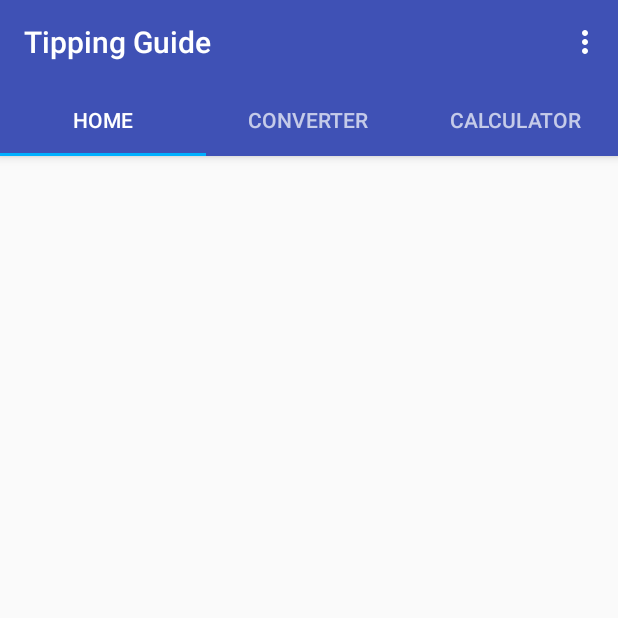
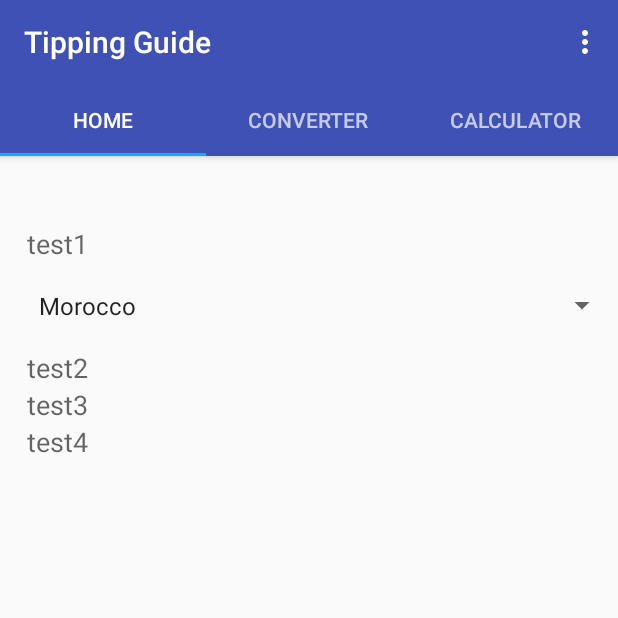
Before and after one commit to bigTimeBrad/TipGuide, an Android app: the screen it shows after launch (MainActivity), on a phone screen of 412 x 824 dp, the top half of it. Run offline under Robolectric (Android 15) with nearby library versions, the phone set to English and light mode, and no system bars; our stand-ins replace Firebase (no records; nobody signed in at launch, a user with empty details on screens opened directly).

Commit message:
Adding connection home fragment connection to Firebase using MMV.

```diff
--- a/app/src/main/java/com/example/tipguide/CountryRecyclerViewAdapter.java
+++ b/app/src/main/java/com/example/tipguide/CountryRecyclerViewAdapter.java
@@ -15,8 +15,7 @@ import com.example.tipguide.model.CountryModel;
 import java.util.ArrayList;
 import java.util.List;
 
-public class CountryRecyclerViewAdapter extends RecyclerView.Adapter<CountryRecyclerViewAdapter.ViewHolder>
-{
+public class CountryRecyclerViewAdapter extends RecyclerView.Adapter<CountryRecyclerViewAdapter.ViewHolder> {
     private List<CountryModel> country;
     private final HomeFragment.OnListFragmentInteractionListener mListener;
 
@@ -27,7 +26,6 @@ public class CountryRecyclerViewAdapter extends RecyclerView.Adapter<CountryRecy
         this.mListener = listener;
 
     }
-
 
     @NonNull
     @Override
@@ -46,10 +44,10 @@ public class CountryRecyclerViewAdapter extends RecyclerView.Adapter<CountryRecy
 
     }
 
-   @Override
+    @Override
     public int getItemCount() {
 
-        if(country != null) {
+        if (country != null) {
             return country.size();
         } else {
             Log.i(TAG, "getItemCount() equals zero");
@@ -70,16 +68,4 @@ public class CountryRecyclerViewAdapter extends RecyclerView.Adapter<CountryRecy
             name = (TextView) view.findViewById(R.id.country);
         }
     }
-
-    public void updateCountryListItems(List<CountryModel> country) {
-        if (country == null) {
-            country = new ArrayList<>();
-        }
-        final CountryDiffCallback diffCallback = new CountryDiffCallback(this.country, country);
-        final DiffUtil.DiffResult diffResult = DiffUtil.calculateDiff(diffCallback);
-
-        this.country.clear();
-        this.country.addAll(country);
-        diffResult.dispatchUpdatesTo(this);
-    }
 }
--- a/app/src/main/java/com/example/tipguide/HomeFragment.java
+++ b/app/src/main/java/com/example/tipguide/HomeFragment.java
@@ -1,51 +1,159 @@
 package com.example.tipguide;
 
 import android.arch.lifecycle.ViewModel;
+import android.content.Context;
 import android.os.Bundle;
+import android.os.Parcelable;
+import android.support.annotation.NonNull;
+import android.support.annotation.Nullable;
 import android.support.v4.app.Fragment;
 import android.support.v7.widget.LinearLayoutManager;
 import android.support.v7.widget.RecyclerView;
+import android.util.Log;
 import android.view.LayoutInflater;
 import android.view.View;
 import android.view.ViewGroup;
+import android.widget.AdapterView;
+import android.widget.ArrayAdapter;
+import android.widget.Button;
+import android.widget.Spinner;
+import android.widget.TextView;
 
 import com.example.tipguide.model.CountryModel;
 import com.example.tipguide.viewmodels.CountryViewModel;
 
 import java.util.ArrayList;
 import java.util.List;
+import java.util.Objects;
 
 public class HomeFragment extends Fragment {
     private CountryRecyclerViewAdapter adapter;
     private CountryViewModel countryViewModel;
     private OnListFragmentInteractionListener mListener;
-
     public static final String ARG_COLUMN_COUNT = "column-count";
     public static final String ARG_DATA_SET = "matches";
     private int mColumnCount = 6;
     private List<CountryModel> mMatches;
+    private View rootView;
+    CountryModel chosenCountry;
+    public String[] val;
+    public String s;
+    TextView textView1;
+    TextView textView2;
+    TextView textView3;
+    TextView textView4;
+    Context context;
+    int countryIndex;
+    private static String TAG = HomeFragment.class.getSimpleName();
+
+    public HomeFragment() {
+    }
+
+    @SuppressWarnings("unused")
+    public static HomeFragment newInstance(int columnCount) {
+        HomeFragment fragment = new HomeFragment();
+        Bundle args = new Bundle();
+        args.putInt(ARG_COLUMN_COUNT, columnCount);
+        fragment.setArguments(args);
+        return fragment;
+    }
 
     @Override
-    public View onCreateView(LayoutInflater inflater, ViewGroup container,
+    public void onAttach(Context context) {
+        super.onAttach(context);
+        this.context = context;
+        if (context instanceof OnListFragmentInteractionListener) {
+            mListener = (OnListFragmentInteractionListener) context;
+        } else {
+            throw new RuntimeException(context.toString()
+                    + " must implement OnListFragmentInteractionListener");
+        }
+        Log.i(TAG, "onAttach()");
+    }
+
+    @Override
+    public void onCreate(@Nullable Bundle savedInstanceState) {
+        super.onCreate(savedInstanceState);
+        if (getArguments() != null) {
+            mColumnCount = getArguments().getInt(ARG_COLUMN_COUNT);
+            mMatches = getArguments().getParcelableArrayList(ARG_DATA_SET);
+        }
+        Log.i(TAG, "onCreate()");
+    }
+
+    @Override
+    public View onCreateView(@NonNull LayoutInflater inflater, ViewGroup container,
                              Bundle savedInstanceState) {
-        RecyclerView recyclerView = (RecyclerView) inflater.inflate(R.layout.recycler_view, container, false);
-
+        rootView = inflater.inflate(R.layout.item_home2, container, false);
+        textView1 = rootView.findViewById(R.id.textView1);
+        textView2 = rootView.findViewById(R.id.textView2);
+        textView3 = rootView.findViewById(R.id.textView3);
+        textView4 = rootView.findViewById(R.id.textView4);
+        Spinner s1 = rootView.findViewById(R.id.spinner1);
+        Spinner s2 = rootView.findViewById(R.id.spinner2);
+        ArrayAdapter<CharSequence> arrayAdapter = ArrayAdapter.createFromResource(
+                Objects.requireNonNull(this.getActivity()), R.array.name2, android.R.layout.simple_spinner_item);
+        arrayAdapter.setDropDownViewResource(android.R.layout.select_dialog_singlechoice);
+        val = getResources().getStringArray(R.array.name2);
+        s1.setAdapter(arrayAdapter);
+        s1.setOnItemSelectedListener(new HomeFragment.spinOne(1));
+        Button b = rootView.findViewById(R.id.button1);
         countryViewModel = new CountryViewModel();
-
-        adapter = new CountryRecyclerViewAdapter(mMatches, mListener);
-
-        recyclerView.setAdapter(adapter);
-        recyclerView.setHasFixedSize(true);
-        recyclerView.setLayoutManager(new LinearLayoutManager(getActivity()));
-
+        // Set the adapter
         countryViewModel.getDataFromViewModel(
-                (ArrayList<CountryModel> country) -> {
-                    adapter.updateCountryListItems(country);
+                (ArrayList<CountryModel> countries) -> {
+                    //CountryRecyclerViewAdapter adapter = new CountryRecyclerViewAdapter(country, mListener);
+                    String country = val[countryIndex];
+                    for (CountryModel model : countries) {
+                        if (model.name.equals(country)) {
+                            chosenCountry = model;
+                            textView2.setText(chosenCountry.restTip);
+                            textView3.setText(chosenCountry.taxiGuideTip);
+                            textView4.setText(chosenCountry.hotelTip);
+                        }
+                    }
                 }
         );
-        return recyclerView;
+        return rootView;
     }
+
     public interface OnListFragmentInteractionListener {
         void onListFragmentInteraction(CountryModel item);
     }
+
+    public class spinOne implements AdapterView.OnItemSelectedListener {
+        int ide;
+        spinOne(int i)
+        {
+            ide =i;
+        }
+        public void onItemSelected(AdapterView<?> parent, View view,
+                                   int index, long id) {
+            if(ide == 1) {
+               countryIndex = index;
+            }
+
+        }
+
+        public void onNothingSelected(AdapterView<?> arg0) {
+            // TODO Auto-generated method stub
+        }
+
+    }
+
+    @Override
+    public void onDetach() {
+        super.onDetach();
+        mListener = null;
+        Log.i(TAG, "onDetach()");
+    }
+
+    @Override
+    public void onDestroy() {
+        super.onDestroy();
+        Log.i(TAG, "onDestroy()");
+    }
+
+
+
 }
--- a/app/src/main/java/com/example/tipguide/MainActivity.java
+++ b/app/src/main/java/com/example/tipguide/MainActivity.java
@@ -11,10 +11,15 @@ import android.support.v7.widget.Toolbar;
 import android.view.Menu;
 import android.view.MenuItem;
 
+import com.example.tipguide.model.CountryModel;
+import com.example.tipguide.viewmodels.CountryViewModel;
+
 import java.util.ArrayList;
 import java.util.List;
 
-public class MainActivity extends AppCompatActivity {
+public class MainActivity extends AppCompatActivity implements HomeFragment.OnListFragmentInteractionListener {
+
+    private CountryViewModel viewModel;
     //This is a test
     @Override
     protected void onCreate(Bundle savedInstanceState) {
@@ -87,4 +92,8 @@ public class MainActivity extends AppCompatActivity {
         }
         return super.onOptionsItemSelected(item);
     }
+    @Override
+    public void onListFragmentInteraction(CountryModel item) {
+        viewModel.updateCountryListItems(item);
+    }
 }
--- a/app/src/main/java/com/example/tipguide/datamodels/CountryDataModel.java
+++ b/app/src/main/java/com/example/tipguide/datamodels/CountryDataModel.java
@@ -14,6 +14,7 @@ import java.util.HashMap;
 import java.util.function.Consumer;
 
 public class CountryDataModel {
+
     private DatabaseReference mDatabase;
     private HashMap<DatabaseReference, ValueEventListener> listeners;
 
@@ -42,10 +43,11 @@ public class CountryDataModel {
     }
 
     //updates person by id
-    public void updateMatchesItemById(CountryModel matches) {
+    public void updateCountryItemById(CountryModel country) {
         DatabaseReference matchesItemsRef = mDatabase.child("countries");
-        matchesItemsRef.child(matches.uid).setValue(matches);
+        matchesItemsRef.child(country.uid).setValue(country);
     }
+
     public void clear() {
         // Clear all the listeners onPause
         listeners.forEach(Query::removeEventListener);
--- a/app/src/main/java/com/example/tipguide/viewmodels/CountryViewModel.java
+++ b/app/src/main/java/com/example/tipguide/viewmodels/CountryViewModel.java
@@ -10,15 +10,14 @@ import com.example.tipguide.model.CountryModel;
 import com.google.firebase.database.DataSnapshot;
 
 public class CountryViewModel {
+
     private CountryDataModel datamodel;
 
     public CountryViewModel() {
-
         datamodel = new CountryDataModel();
     }
 
     public void getDataFromViewModel(Consumer<ArrayList<CountryModel>> resultCallback) {
-
         datamodel.getDataFromDataModel(
                 (DataSnapshot dataSnapshot) -> {
                     ArrayList<CountryModel> arrayOfusers= new ArrayList<>();
@@ -36,7 +35,7 @@ public class CountryViewModel {
     }
     //updates the item in the database
     public void updateCountryListItems(CountryModel country) {
-        datamodel.updateMatchesItemById(country);
+        datamodel.updateCountryItemById(country);
     }
     public void clear() {
         datamodel.clear();
--- /dev/null
+++ b/app/src/main/res/layout/item_home2.xml
@@ -0,0 +1,48 @@
+<?xml version="1.0" encoding="utf-8"?>
+<LinearLayout xmlns:android="http://schemas.android.com/apk/res/android"
+    xmlns:tools="http://schemas.android.com/tools"
+    android:layout_width="match_parent"
+    android:layout_height="wrap_content"
+    android:orientation="vertical"
+    android:paddingTop="150dp"
+    tools:context=".HomeFragment">
+
+    <TextView
+        android:id="@+id/textView1"
+        android:layout_width="match_parent"
+        android:layout_height="wrap_content"
+        android:text="test1"
+        android:paddingStart="18dp"
+        android:textAppearance="?android:attr/textAppearanceMedium" />
+
+    <Spinner
+        android:id="@+id/spinner1"
+        android:layout_width="match_parent"
+        android:layout_height="wrap_content"
+        android:padding="18dp" />
+
+    <TextView
+        android:id="@+id/textView2"
+        android:layout_width="wrap_content"
+        android:layout_height="wrap_content"
+        android:text="test2"
+        android:paddingStart="18dp"
+        android:textAppearance="?android:attr/textAppearanceMedium" />
+
+    <TextView
+        android:id="@+id/textView3"
+        android:layout_width="wrap_content"
+        android:layout_height="wrap_content"
+        android:text="test3"
+        android:paddingStart="18dp"
+        android:textAppearance="?android:attr/textAppearanceMedium" />
+
+    <TextView
+        android:id="@+id/textView4"
+        android:layout_width="wrap_content"
+        android:layout_height="wrap_content"
+        android:text="test4"
+        android:paddingStart="18dp"
+        android:textAppearance="?android:attr/textAppearanceMedium" />
+
+</LinearLayout>
--- a/app/src/main/res/values/strings.xml
+++ b/app/src/main/res/values/strings.xml
@@ -25,6 +25,22 @@
         <item >Australian Dollar</item>
         <item >Singapore Dollar</item>
     </string-array>
+    <string-array name="name2">
+        <item >Morocco</item>
+        <item >Israel</item>
+        <item >Costa Rica</item>
+        <item >India</item>
+        <item >Greece</item>
+        <item >Brazil</item>
+        <item >Canada</item>
+        <item >Mexico</item>
+        <item >Australia</item>
+        <item >Malaysia</item>
+        <item >France</item>
+        <item >Egypt</item>
+        <item >South Africa</item>
+        <item >Italy</item>
+    </string-array>
     <string-array name="value">
         <item >INR</item>
         <item >USD</item>
```
